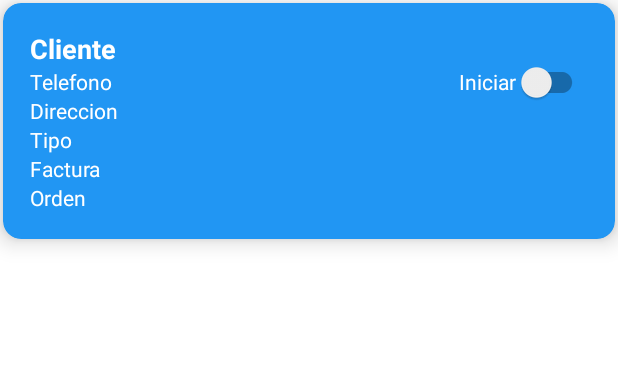
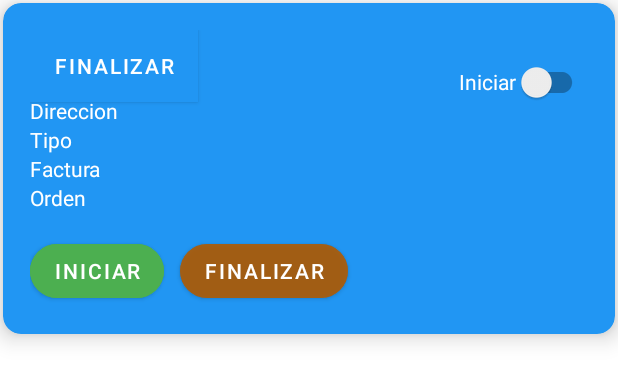
Before and after one commit to eliato/appandroid, an Android app: the layout item_data.xml on its own in the app's theme, with its tools: preview values and no code run, on a phone screen of 412 x 824 dp. Shown: the top 382 px of the screen. Run offline under Robolectric (Android 15) with nearby library versions, the phone set to English and light mode, and no system bars.

Commit message:
add button in card iniciar and finalizar

```diff
--- a/app/src/main/res/layout/item_data.xml
+++ b/app/src/main/res/layout/item_data.xml
@@ -1,27 +1,25 @@
 <?xml version="1.0" encoding="utf-8"?>
 
-<androidx.cardview.widget.CardView
-    xmlns:android="http://schemas.android.com/apk/res/android"
+<androidx.cardview.widget.CardView xmlns:android="http://schemas.android.com/apk/res/android"
     xmlns:card_view="http://schemas.android.com/apk/res-auto"
+    xmlns:tools="http://schemas.android.com/tools"
     android:layout_width="match_parent"
     android:layout_height="wrap_content"
-    xmlns:tools="http://schemas.android.com/tools"
     android:layout_margin="2dp"
-    android:padding="1dp"
-    card_view:cardElevation="9dp"
-    card_view:cardCornerRadius="12dp"
-    card_view:cardBackgroundColor="#2196F3"
-    card_view:contentPadding="2dp"
-    android:foreground="?android:attr/selectableItemBackgroundBorderless"
     android:clickable="true"
     android:focusable="true"
+    android:foreground="?android:attr/selectableItemBackgroundBorderless"
+    android:padding="1dp"
+    card_view:cardBackgroundColor="#2196F3"
+    card_view:cardCornerRadius="12dp"
+    card_view:cardElevation="9dp"
 
-    >
+    card_view:contentPadding="2dp">
+
     <RelativeLayout
         android:layout_width="match_parent"
         android:layout_height="wrap_content"
-        android:padding="16dp"
-        >
+        android:padding="16dp">
 
         <TextView
             android:id="@+id/tname"
@@ -30,53 +28,89 @@
             android:text="Cliente"
             android:textColor="@android:color/white"
             android:textSize="18sp"
-            android:textStyle="bold"
-            />
+            android:textStyle="bold" />
+
         <TextView
             android:id="@+id/telefono"
             android:layout_width="wrap_content"
             android:layout_height="wrap_content"
             android:layout_below="@id/tname"
             android:text="Telefono"
-            tools:ignore="InvalidId"
-            android:textColor="@android:color/white"/>
+            android:textColor="@android:color/white"
+            tools:ignore="InvalidId" />
+
         <TextView
             android:id="@+id/direccion"
             android:layout_width="wrap_content"
             android:layout_height="wrap_content"
             android:layout_below="@id/telefono"
             android:text="Direccion"
-            android:textColor="@android:color/white"/>
+            android:textColor="@android:color/white" />
+
         <TextView
             android:id="@+id/tipo"
             android:layout_width="wrap_content"
             android:layout_height="wrap_content"
             android:layout_below="@id/direccion"
             android:text="Tipo"
-            android:textColor="@android:color/white"/>
+            android:textColor="@android:color/white" />
+
         <TextView
             android:id="@+id/factura"
             android:layout_width="wrap_content"
             android:layout_height="wrap_content"
             android:layout_below="@id/tipo"
             android:text="Factura"
-            android:textColor="@android:color/white"/>
+            android:textColor="@android:color/white" />
+
         <TextView
             android:id="@+id/orden"
             android:layout_width="wrap_content"
             android:layout_height="wrap_content"
             android:layout_below="@+id/factura"
             android:text="Orden"
-            android:textColor="@android:color/white"/>
+            android:textColor="@android:color/white" />
+
+        <Button
+            android:id="@+id/biniciar"
+            android:layout_width="wrap_content"
+            android:layout_height="wrap_content"
+            android:layout_below="@+id/orden"
+            android:text="Iniciar"
+            style="@style/btn_register"
+            android:textColor="@color/white"
+            android:onClick="sendMessage"
+            />
+
+        <Button
+            android:id="@+id/bfinalizar"
+            android:layout_width="wrap_content"
+            android:layout_marginHorizontal="100dp"
+            android:layout_height="wrap_content"
+            android:layout_below="@+id/orden"
+            android:text="Finalizar"
+            style="@style/btn_finalizar"
+            android:textColor="@color/white"
+            />
+
 
         <androidx.appcompat.widget.SwitchCompat
+            android:id="@+id/startEnd"
             android:layout_width="wrap_content"
             android:layout_height="69dp"
-            android:id="@+id/startEnd"
+            android:layout_alignParentEnd="true"
             android:text="Iniciar"
-            android:layout_alignParentEnd="true"
-            android:textColor="@android:color/white"/>
+            android:textColor="@android:color/white" />
+
+        <Button
+            android:id="@+id/button"
+            android:layout_width="wrap_content"
+            android:layout_height="wrap_content"
+            android:background="#FF5722"
+            android:text="Button"
+            tools:text="finalizar" />
 
 
     </RelativeLayout>
+
 </androidx.cardview.widget.CardView>
--- a/app/src/main/res/values/themes.xml
+++ b/app/src/main/res/values/themes.xml
@@ -20,4 +20,14 @@
         <item name="android:headerDividersEnabled">true</item>
         <item name="android:background">@android:color/holo_blue_dark</item>
     </style>
+    <style name="btn_register">
+        <item name="android:layout_marginTop">15dp</item>
+        <item name="android:backgroundTint">#4CAF50</item>
+        <item name="cornerRadius">20dp</item>
+    </style>
+    <style name="btn_finalizar">
+        <item name="android:layout_marginTop">15dp</item>
+        <item name="android:backgroundTint">#ADB15B00</item>
+        <item name="cornerRadius">20dp</item>
+    </style>
 </resources>
```
